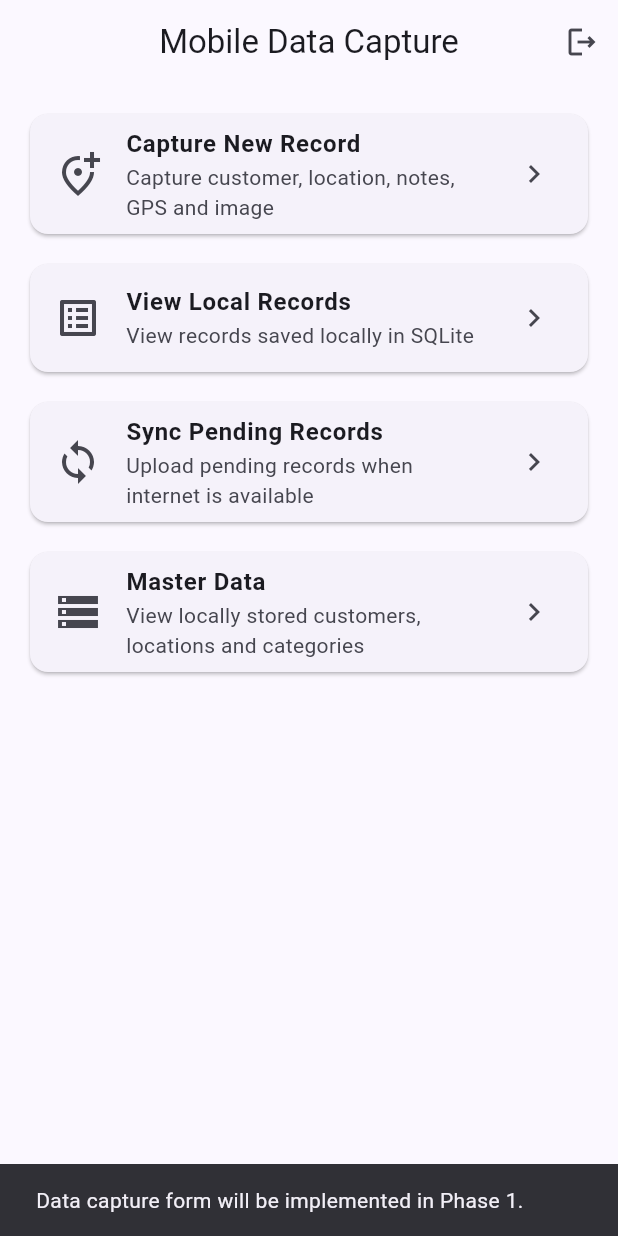
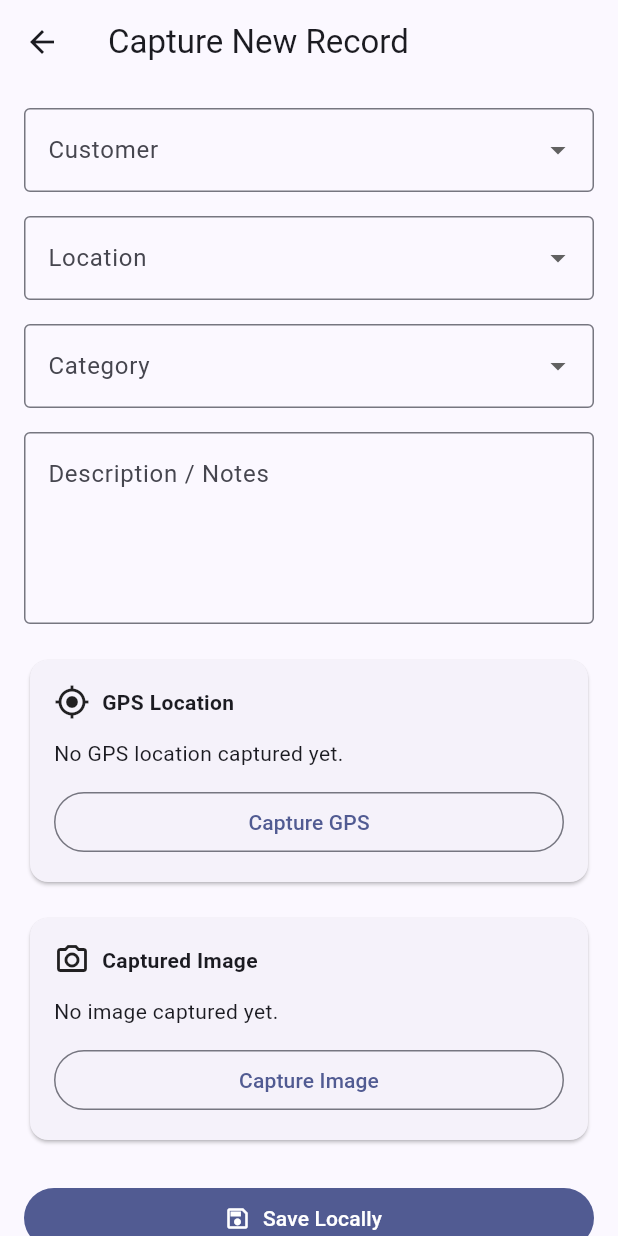
Before and after one commit to mrYumeth/mobile-data-capture-web-sync, a Flutter app: the HomeScreen screen opened directly, after a tap on "Capture New Record", on a phone screen of 412 x 824 dp. Run offline on Flutter 3.47's test engine with Material 3 defaults, Android fonts, the phone set to English and light mode, and no system bars; our stand-ins replace geolocator, image_picker, sqflite; accounts and stored records are empty.

Commit message:
Add local data capture form with GPS and camera

```diff
--- a/mobile-app/lib/database/local_database_service.dart
+++ b/mobile-app/lib/database/local_database_service.dart
@@ -207,4 +207,32 @@ class LocalDatabaseService {
       );
     }).toList();
   }
+
+  Future<int> insertCapturedRecord({
+    required int customerId,
+    required int locationId,
+    required int categoryId,
+    required String description,
+    required double latitude,
+    required double longitude,
+    required String imagePath,
+  }) async {
+    final db = await database;
+    final now = DateTime.now().toIso8601String();
+
+    return db.insert('captured_records', {
+      'customer_id': customerId,
+      'location_id': locationId,
+      'category_id': categoryId,
+      'description': description,
+      'latitude': latitude,
+      'longitude': longitude,
+      'image_path': imagePath,
+      'captured_at': now,
+      'sync_status': 'Pending Sync',
+      'server_id': null,
+      'created_at': now,
+      'updated_at': now,
+    });
+  }
 }
--- /dev/null
+++ b/mobile-app/lib/screens/data_capture_screen.dart
@@ -0,0 +1,462 @@
+import 'dart:io';
+
+import 'package:flutter/material.dart';
+import 'package:geolocator/geolocator.dart';
+import 'package:image_picker/image_picker.dart';
+
+import '../database/local_database_service.dart';
+import '../models/master_data_item.dart';
+
+class DataCaptureScreen extends StatefulWidget {
+  const DataCaptureScreen({super.key});
+
+  @override
+  State<DataCaptureScreen> createState() => _DataCaptureScreenState();
+}
+
+class _DataCaptureScreenState extends State<DataCaptureScreen> {
+  final _formKey = GlobalKey<FormState>();
+  final _descriptionController = TextEditingController();
+
+  final _databaseService = LocalDatabaseService.instance;
+  final _imagePicker = ImagePicker();
+
+  List<MasterDataItem> _customers = [];
+  List<MasterDataItem> _locations = [];
+  List<MasterDataItem> _categories = [];
+
+  int? _selectedCustomerId;
+  int? _selectedLocationId;
+  int? _selectedCategoryId;
+
+  double? _latitude;
+  double? _longitude;
+  String? _imagePath;
+
+  bool _isLoading = true;
+  bool _isSaving = false;
+  bool _isCapturingLocation = false;
+  bool _isCapturingImage = false;
+
+  @override
+  void initState() {
+    super.initState();
+    _loadMasterData();
+  }
+
+  @override
+  void dispose() {
+    _descriptionController.dispose();
+    super.dispose();
+  }
+
+  Future<void> _loadMasterData() async {
+    try {
+      final customers = await _databaseService.getCustomers();
+      final locations = await _databaseService.getLocations();
+      final categories = await _databaseService.getCategories();
+
+      if (!mounted) return;
+
+      setState(() {
+        _customers = customers;
+        _locations = locations;
+        _categories = categories;
+        _isLoading = false;
+      });
+    } catch (error) {
+      if (!mounted) return;
+
+      setState(() {
+        _isLoading = false;
+      });
+
+      ScaffoldMessenger.of(context).showSnackBar(
+        SnackBar(content: Text('Failed to load master data: $error')),
+      );
+    }
+  }
+
+  Future<void> _captureImage() async {
+    setState(() {
+      _isCapturingImage = true;
+    });
+
+    try {
+      final image = await _imagePicker.pickImage(
+        source: ImageSource.camera,
+        imageQuality: 70,
+      );
+
+      if (!mounted) return;
+
+      if (image != null) {
+        setState(() {
+          _imagePath = image.path;
+        });
+      }
+    } catch (error) {
+      if (!mounted) return;
+
+      ScaffoldMessenger.of(context).showSnackBar(
+        SnackBar(content: Text('Failed to capture image: $error')),
+      );
+    } finally {
+      if (mounted) {
+        setState(() {
+          _isCapturingImage = false;
+        });
+      }
+    }
+  }
+
+  Future<void> _captureLocation() async {
+    setState(() {
+      _isCapturingLocation = true;
+    });
+
+    try {
+      final serviceEnabled = await Geolocator.isLocationServiceEnabled();
+
+      if (!serviceEnabled) {
+        throw Exception('Location services are disabled.');
+      }
+
+      LocationPermission permission = await Geolocator.checkPermission();
+
+      if (permission == LocationPermission.denied) {
+        permission = await Geolocator.requestPermission();
+      }
+
+      if (permission == LocationPermission.denied) {
+        throw Exception('Location permission denied.');
+      }
+
+      if (permission == LocationPermission.deniedForever) {
+        throw Exception('Location permission permanently denied.');
+      }
+
+      final position = await Geolocator.getCurrentPosition(
+        desiredAccuracy: LocationAccuracy.high,
+      );
+
+      if (!mounted) return;
+
+      setState(() {
+        _latitude = position.latitude;
+        _longitude = position.longitude;
+      });
+    } catch (error) {
+      if (!mounted) return;
+
+      ScaffoldMessenger.of(context).showSnackBar(
+        SnackBar(content: Text('Failed to capture GPS location: $error')),
+      );
+    } finally {
+      if (mounted) {
+        setState(() {
+          _isCapturingLocation = false;
+        });
+      }
+    }
+  }
+
+  Future<void> _saveRecord() async {
+    if (!_formKey.currentState!.validate()) {
+      return;
+    }
+
+    if (_latitude == null || _longitude == null) {
+      ScaffoldMessenger.of(context).showSnackBar(
+        const SnackBar(
+          content: Text('Please capture GPS location before saving.'),
+        ),
+      );
+      return;
+    }
+
+    if (_imagePath == null) {
+      ScaffoldMessenger.of(context).showSnackBar(
+        const SnackBar(content: Text('Please capture an image before saving.')),
+      );
+      return;
+    }
+
+    setState(() {
+      _isSaving = true;
+    });
+
+    try {
+      await _databaseService.insertCapturedRecord(
+        customerId: _selectedCustomerId!,
+        locationId: _selectedLocationId!,
+        categoryId: _selectedCategoryId!,
+        description: _descriptionController.text.trim(),
+        latitude: _latitude!,
+        longitude: _longitude!,
+        imagePath: _imagePath!,
+      );
+
+      if (!mounted) return;
+
+      ScaffoldMessenger.of(
+        context,
+      ).showSnackBar(const SnackBar(content: Text('Record saved locally.')));
+
+      Navigator.of(context).pop();
+    } catch (error) {
+      if (!mounted) return;
+
+      ScaffoldMessenger.of(
+        context,
+      ).showSnackBar(SnackBar(content: Text('Failed to save record: $error')));
+    } finally {
+      if (mounted) {
+        setState(() {
+          _isSaving = false;
+        });
+      }
+    }
+  }
+
+  @override
+  Widget build(BuildContext context) {
+    if (_isLoading) {
+      return const Scaffold(body: Center(child: CircularProgressIndicator()));
+    }
+
+    return Scaffold(
+      appBar: AppBar(title: const Text('Capture New Record')),
+      body: SingleChildScrollView(
+        padding: const EdgeInsets.all(16),
+        child: Form(
+          key: _formKey,
+          child: Column(
+            children: [
+              DropdownButtonFormField<int>(
+                value: _selectedCustomerId,
+                decoration: const InputDecoration(
+                  labelText: 'Customer',
+                  border: OutlineInputBorder(),
+                ),
+                items: _customers.map((customer) {
+                  return DropdownMenuItem<int>(
+                    value: customer.id,
+                    child: Text(customer.name),
+                  );
+                }).toList(),
+                onChanged: (value) {
+                  setState(() {
+                    _selectedCustomerId = value;
+                  });
+                },
+                validator: (value) {
+                  if (value == null) {
+                    return 'Customer is required';
+                  }
+                  return null;
+                },
+              ),
+              const SizedBox(height: 16),
+              DropdownButtonFormField<int>(
+                value: _selectedLocationId,
+                decoration: const InputDecoration(
+                  labelText: 'Location',
+                  border: OutlineInputBorder(),
+                ),
+                items: _locations.map((location) {
+                  return DropdownMenuItem<int>(
+                    value: location.id,
+                    child: Text(location.name),
+                  );
+                }).toList(),
+                onChanged: (value) {
+                  setState(() {
+                    _selectedLocationId = value;
+                  });
+                },
+                validator: (value) {
+                  if (value == null) {
+                    return 'Location is required';
+                  }
+                  return null;
+                },
+              ),
+              const SizedBox(height: 16),
+              DropdownButtonFormField<int>(
+                value: _selectedCategoryId,
+                decoration: const InputDecoration(
+                  labelText: 'Category',
+                  border: OutlineInputBorder(),
+                ),
+                items: _categories.map((category) {
+                  return DropdownMenuItem<int>(
+                    value: category.id,
+                    child: Text(category.name),
+                  );
+                }).toList(),
+                onChanged: (value) {
+                  setState(() {
+                    _selectedCategoryId = value;
+                  });
+                },
+                validator: (value) {
+                  if (value == null) {
+                    return 'Category is required';
+                  }
+                  return null;
+                },
+              ),
+              const SizedBox(height: 16),
+              TextFormField(
+                controller: _descriptionController,
+                maxLines: 4,
+                decoration: const InputDecoration(
+                  labelText: 'Description / Notes',
+                  border: OutlineInputBorder(),
+                  alignLabelWithHint: true,
+                ),
+                validator: (value) {
+                  if (value == null || value.trim().isEmpty) {
+                    return 'Description is required';
+                  }
+                  return null;
+                },
+              ),
+              const SizedBox(height: 20),
+              _InfoCard(
+                title: 'GPS Location',
+                content: _latitude == null || _longitude == null
+                    ? 'No GPS location captured yet.'
+                    : 'Latitude: $_latitude\nLongitude: $_longitude',
+                buttonText: _isCapturingLocation
+                    ? 'Capturing...'
+                    : 'Capture GPS',
+                icon: Icons.my_location_outlined,
+                onPressed: _isCapturingLocation ? null : _captureLocation,
+              ),
+              const SizedBox(height: 16),
+              _ImageCaptureCard(
+                imagePath: _imagePath,
+                isLoading: _isCapturingImage,
+                onCapture: _captureImage,
+              ),
+              const SizedBox(height: 24),
+              SizedBox(
+                width: double.infinity,
+                child: FilledButton.icon(
+                  onPressed: _isSaving ? null : _saveRecord,
+                  icon: _isSaving
+                      ? const SizedBox(
+                          height: 18,
+                          width: 18,
+                          child: CircularProgressIndicator(strokeWidth: 2),
+                        )
+                      : const Icon(Icons.save_outlined),
+                  label: Text(_isSaving ? 'Saving...' : 'Save Locally'),
+                ),
+              ),
+            ],
+          ),
+        ),
+      ),
+    );
+  }
+}
+
+class _InfoCard extends StatelessWidget {
+  final String title;
+  final String content;
+  final String buttonText;
+  final IconData icon;
+  final VoidCallback? onPressed;
+
+  const _InfoCard({
+    required this.title,
+    required this.content,
+    required this.buttonText,
+    required this.icon,
+    required this.onPressed,
+  });
+
+  @override
+  Widget build(BuildContext context) {
+    return Card(
+      child: Padding(
+        padding: const EdgeInsets.all(16),
+        child: Column(
+          crossAxisAlignment: CrossAxisAlignment.stretch,
+          children: [
+            Row(
+              children: [
+                Icon(icon),
+                const SizedBox(width: 8),
+                Text(
+                  title,
+                  style: const TextStyle(fontWeight: FontWeight.w600),
+                ),
+              ],
+            ),
+            const SizedBox(height: 12),
+            Text(content),
+            const SizedBox(height: 12),
+            OutlinedButton(onPressed: onPressed, child: Text(buttonText)),
+          ],
+        ),
+      ),
+    );
+  }
+}
+
+class _ImageCaptureCard extends StatelessWidget {
+  final String? imagePath;
+  final bool isLoading;
+  final VoidCallback onCapture;
+
+  const _ImageCaptureCard({
+    required this.imagePath,
+    required this.isLoading,
+    required this.onCapture,
+  });
+
+  @override
+  Widget build(BuildContext context) {
+    return Card(
+      child: Padding(
+        padding: const EdgeInsets.all(16),
+        child: Column(
+          crossAxisAlignment: CrossAxisAlignment.stretch,
+          children: [
+            const Row(
+              children: [
+                Icon(Icons.camera_alt_outlined),
+                SizedBox(width: 8),
+                Text(
+                  'Captured Image',
+                  style: TextStyle(fontWeight: FontWeight.w600),
+                ),
+              ],
+            ),
+            const SizedBox(height: 12),
+            if (imagePath == null)
+              const Text('No image captured yet.')
+            else
+              ClipRRect(
+                borderRadius: BorderRadius.circular(8),
+                child: Image.file(
+                  File(imagePath!),
+                  height: 180,
+                  fit: BoxFit.cover,
+                ),
+              ),
+            const SizedBox(height: 12),
+            OutlinedButton(
+              onPressed: isLoading ? null : onCapture,
+              child: Text(isLoading ? 'Opening Camera...' : 'Capture Image'),
+            ),
+          ],
+        ),
+      ),
+    );
+  }
+}
--- a/mobile-app/lib/screens/home_screen.dart
+++ b/mobile-app/lib/screens/home_screen.dart
@@ -3,6 +3,8 @@ import 'master_data_screen.dart';
 import 'package:flutter/material.dart';
 
 import 'login_screen.dart';
+
+import 'data_capture_screen.dart';
 
 class HomeScreen extends StatelessWidget {
   const HomeScreen({super.key});
@@ -26,7 +28,11 @@ class HomeScreen extends StatelessWidget {
         title: 'Capture New Record',
         subtitle: 'Capture customer, location, notes, GPS and image',
         icon: Icons.add_location_alt_outlined,
-        onTap: () => _showComingSoon(context, 'Data capture form'),
+        onTap: () {
+          Navigator.of(
+            context,
+          ).push(MaterialPageRoute(builder: (_) => const DataCaptureScreen()));
+        },
       ),
       _HomeAction(
         title: 'View Local Records',
```
Also changed, not shown: 1 other file.
